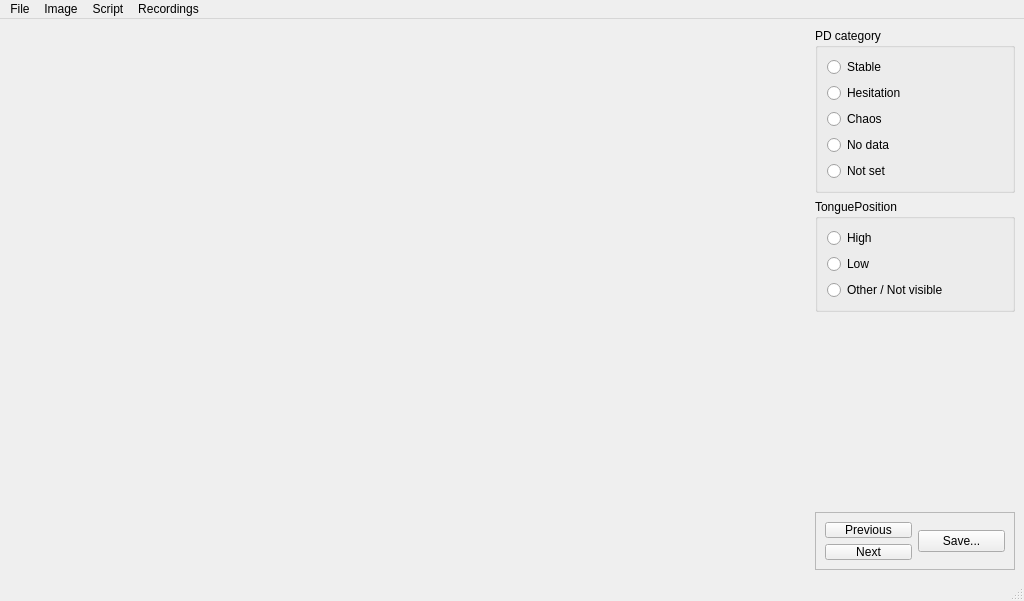
giuthas/satkit, file satkit/qt_annotator.ui: the form before one commit.
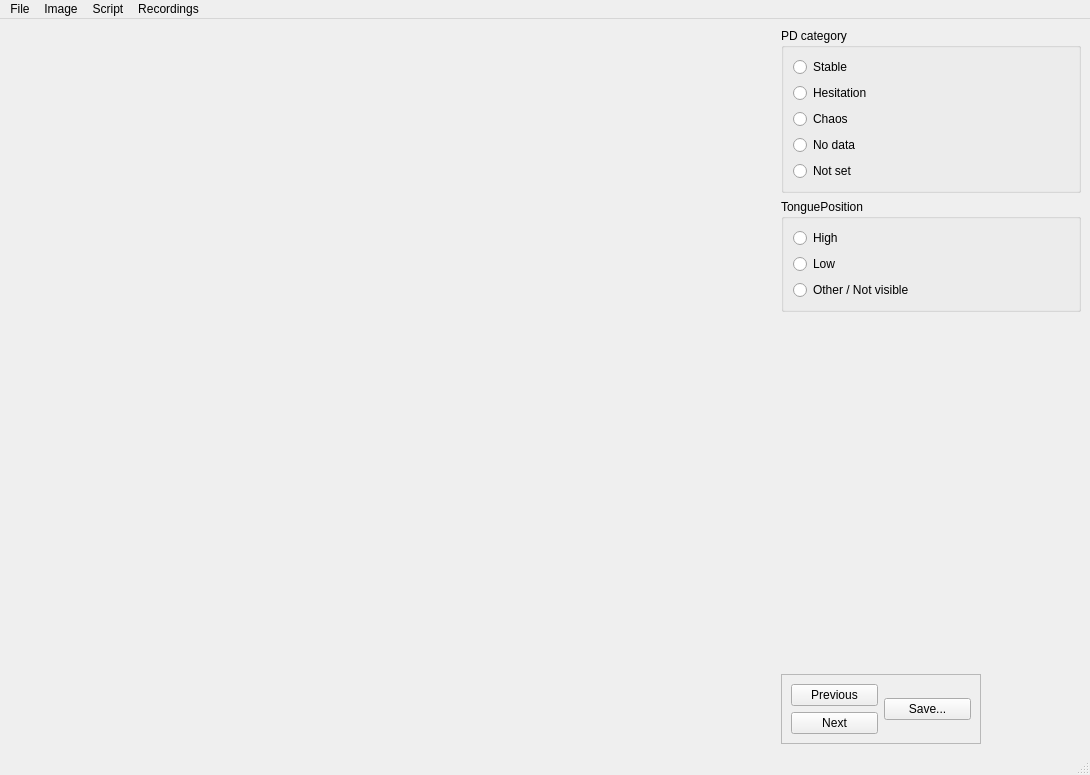
The form after the commit.

```diff
--- a/satkit/qt_annotator.ui
+++ b/satkit/qt_annotator.ui
@@ -6,8 +6,8 @@
    <rect>
     <x>0</x>
     <y>0</y>
-    <width>1024</width>
-    <height>601</height>
+    <width>1090</width>
+    <height>775</height>
    </rect>
   </property>
   <property name="windowTitle">
@@ -49,7 +49,7 @@
       </property>
       <property name="minimumSize">
        <size>
-        <width>200</width>
+        <width>300</width>
         <height>0</height>
        </size>
       </property>
@@ -189,8 +189,8 @@
          </property>
          <property name="minimumSize">
           <size>
-           <width>160</width>
-           <height>160</height>
+           <width>300</width>
+           <height>300</height>
           </size>
          </property>
          <layout class="QVBoxLayout" name="verticalLayout_6">
@@ -283,7 +283,7 @@
     <rect>
      <x>0</x>
      <y>0</y>
-     <width>1024</width>
+     <width>1090</width>
      <height>22</height>
     </rect>
    </property>
```
